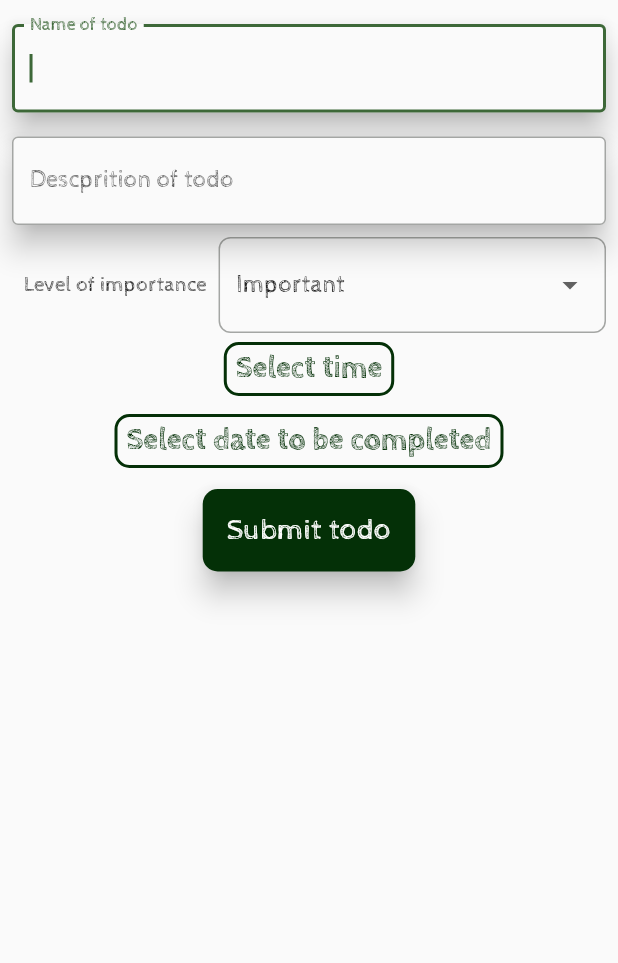
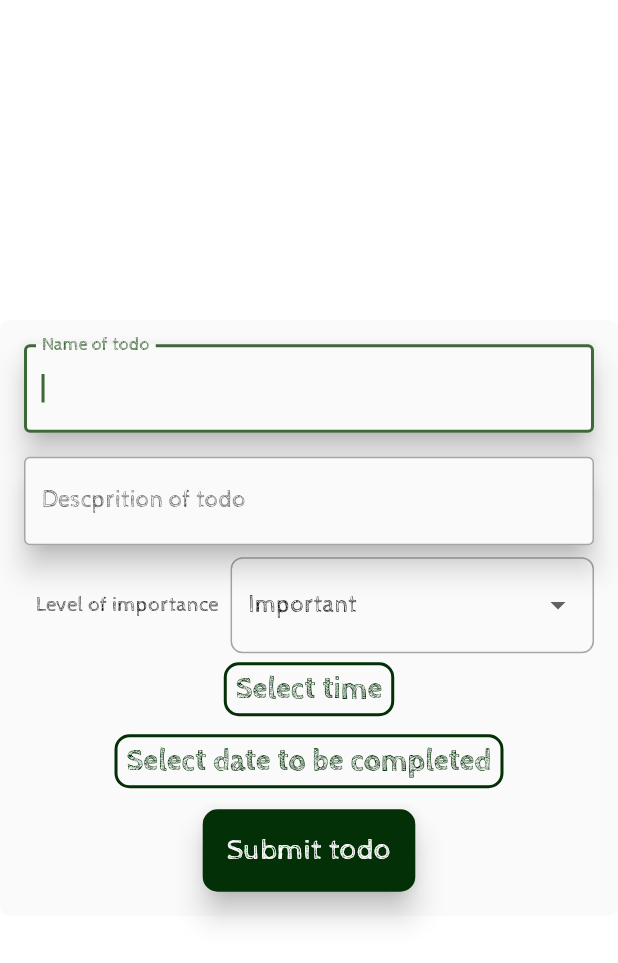
Before and after one commit to thew0205/aot_scout, a Flutter app: the ThisweekTodoPage screen opened directly, after a tap on "Add todo", on a phone screen of 412 x 824 dp. Shown: the top 963 px of the screen. Run offline on Flutter 3.47's test engine with Material 2 defaults, Android fonts, the phone set to English and light mode, and no system bars; our stand-ins replace connectivity_plus, shared_preferences, sqflite; accounts and stored records are empty.

Commit message:
another commit

```diff
--- a/lib/models/todo.dart
+++ b/lib/models/todo.dart
@@ -60,7 +60,7 @@ class Todo extends ChangeNotifier {
 
   bool get completed => _completed;
 
-  set completed(bool completed) {
+  void changeCompleted(bool completed) {
     _completed = completed;
     notifyListeners();
   }
--- a/lib/models/todolist.dart
+++ b/lib/models/todolist.dart
@@ -110,8 +110,9 @@ class Todolist with ChangeNotifier {
 
   bool completed = false;
 
-  Future<void> completeTodo(Todo todo) async {
-    todo.completed = true;
+  Future<void> chnageTodoCompletion(Todo todo) async {
+    todo.changeCompleted(!todo.completed);
+    await Future.delayed(const Duration(milliseconds: 500));
     await editTodo(todo.toMap());
     return;
   }
--- a/lib/pages/add_todo_page.dart
+++ b/lib/pages/add_todo_page.dart
@@ -35,13 +35,13 @@ class _TodoFormState extends State<TodoForm> {
 
   @override
   Widget build(BuildContext context) {
-    return Material(
-      child: Padding(
-        padding: const EdgeInsets.all(8.0),
-        child: Form(
-          key: _form,
-          child: SizedBox(
-            height: 100,
+    return Center(
+      child: Material(
+        borderRadius: BorderRadius.circular(6),
+        child: Padding(
+          padding: const EdgeInsets.symmetric(vertical: 8.0, horizontal: 16),
+          child: Form(
+            key: _form,
             child: Column(
               mainAxisSize: MainAxisSize.min,
               children: [
@@ -195,6 +195,10 @@ class _TodoFormState extends State<TodoForm> {
                     }
                   },
                 ),
+                Padding(
+                  padding: EdgeInsets.only(
+                      bottom: MediaQuery.of(context).viewInsets.bottom),
+                )
               ],
             ),
           ),
```
Also changed, not shown: lib/widgets/todo_listtile.dart (+14 -16 lines).
